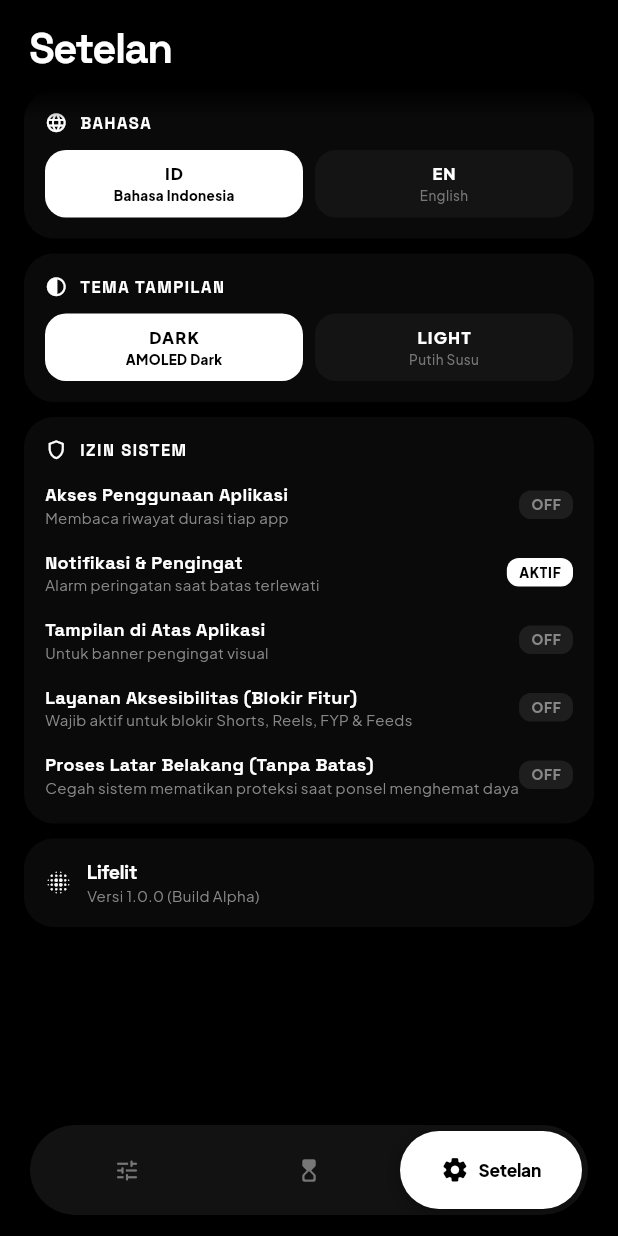
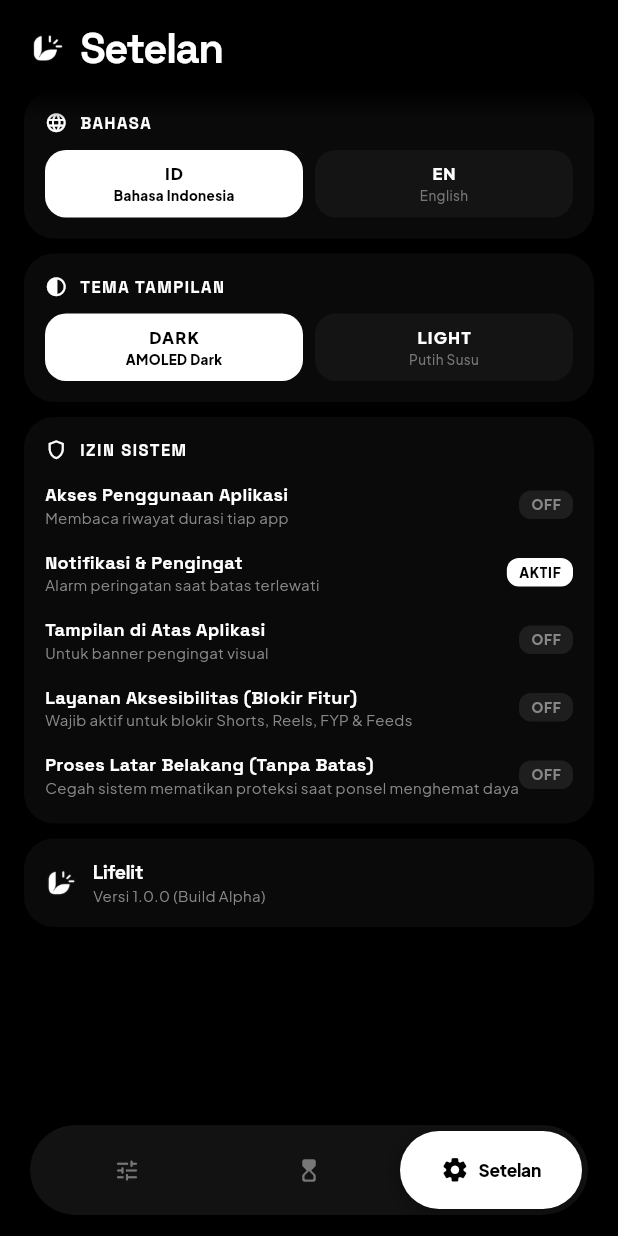
Before and after one commit to Syacretary/socialite, a Flutter app: the screen it shows after launch, item 3 of the bottom bar chosen, on a phone screen of 412 x 824 dp. Run offline on Flutter 3.47's test engine with Material 3 defaults, Android fonts, the phone set to English and light mode, and no system bars; our stand-ins replace google_fonts.

Commit message:
feat(branding): implement adaptive Lifelit icon across launcher, notifications, native overlay, and UI

```diff
--- a/lib/views/settings/settings_screen.dart
+++ b/lib/views/settings/settings_screen.dart
@@ -460,7 +460,12 @@ class SettingsScreen extends StatelessWidget {
       ),
       child: Row(
         children: [
-          Icon(Icons.blur_on_rounded, size: 18, color: primaryColor),
+          Image.asset(
+            isDark ? 'assets/icons/lifelit_white.png' : 'assets/icons/lifelit_black.png',
+            width: 22,
+            height: 22,
+            fit: BoxFit.contain,
+          ),
           const SizedBox(width: 10),
           Expanded(
             child: Column(
--- a/lib/views/widgets/custom_app_bar.dart
+++ b/lib/views/widgets/custom_app_bar.dart
@@ -11,11 +11,21 @@ class CustomHeader extends StatelessWidget {
   @override
   Widget build(BuildContext context) {
     final theme = Theme.of(context);
+    final isDark = theme.brightness == Brightness.dark;
 
     return Padding(
       padding: const EdgeInsets.fromLTRB(20, 16, 20, 10),
-      child: Align(
-        alignment: Alignment.centerLeft,
+      child: Row(
+        crossAxisAlignment: CrossAxisAlignment.center,
+        children: [
+          Image.asset(
+            isDark ? 'assets/icons/lifelit_white.png' : 'assets/icons/lifelit_black.png',
+            width: 24,
+            height: 24,
+            fit: BoxFit.contain,
+          ),
+          const SizedBox(width: 10),
+          Expanded(
             child: Text(
               title,
               style: theme.textTheme.displayMedium?.copyWith(
@@ -23,6 +33,8 @@ class CustomHeader extends StatelessWidget {
                 letterSpacing: -1.0,
               ),
             ),
+          ),
+        ],
       ),
     );
   }
```
Also changed, not shown: assets/icon-app.png (added), assets/icons/icon-app.png (added), assets/icons/lifelit_black.png (added), assets/icons/lifelit_white.png (added), assets/lifelit_black.png (added), assets/lifelit_white.png (added), 28 other files. Lines whose indentation alone changed are shown as unchanged.
